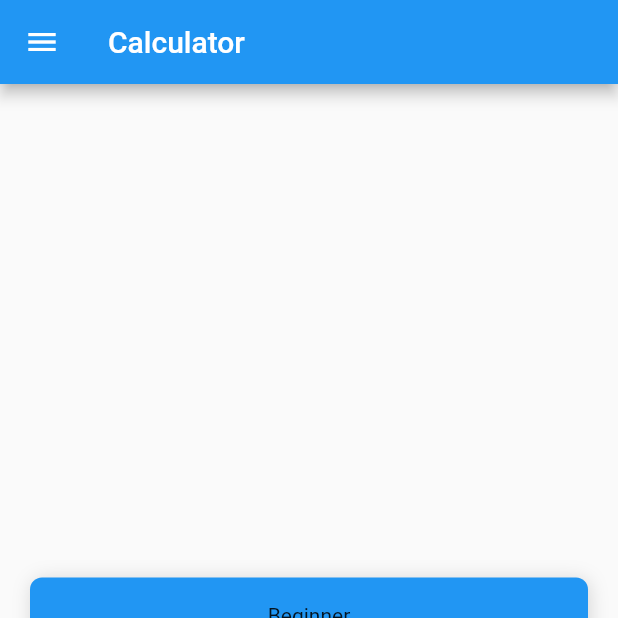
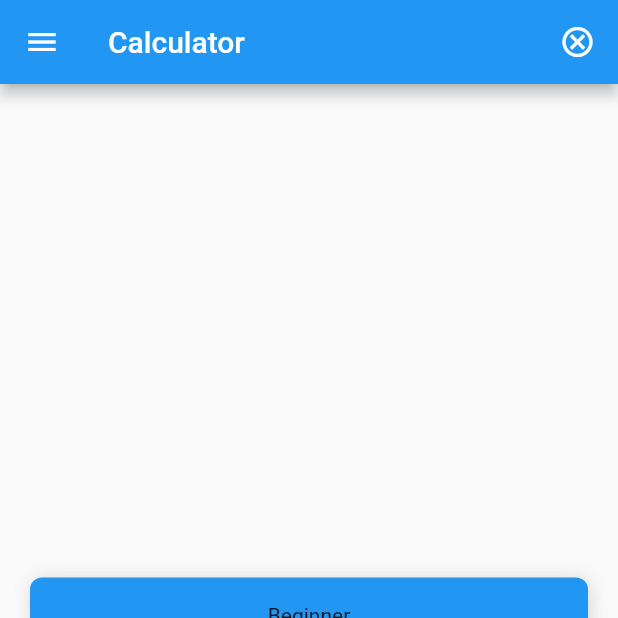
Before and after one commit to AhadShamim009/2nd_Sessional, a Flutter app: the screen it shows after launch, on a phone screen of 412 x 824 dp, the top half of it. Run offline on Flutter 3.47's test engine with Material 2 defaults, Android fonts, the phone set to English and light mode, and no system bars; our stand-ins replace petitparser, shared_preferences.

Commit message:
Commit 7 : Exit on All Screens

```diff
--- a/lib/home.dart
+++ b/lib/home.dart
@@ -1,5 +1,6 @@
 import 'package:flutter/cupertino.dart';
 import 'package:flutter/material.dart';
+import 'package:flutter/services.dart';
 import 'package:s2_calculator/beginner.dart';
 import 'package:s2_calculator/contactus.dart';
 
@@ -19,9 +20,21 @@ class _HomeState extends State<Home> {
   @override
   Widget build(BuildContext context) {
     return MaterialApp(
+      debugShowCheckedModeBanner: false,
       home: Scaffold(
         appBar: AppBar(
           title: Text("Calculator"),
+          actions: [
+            InkWell(
+                onTap: () {
+                  SystemChannels.platform
+                      .invokeMethod('SystemNavigator.pop');
+                },
+                child: Icon(Icons.cancel_outlined)),
+            SizedBox(
+              width: 15,
+            ),
+          ],
         ),
         drawer: Container(
           width: MediaQuery.of(context).size.width * 0.6,
```
Also changed, not shown: lib/beginner.dart (+9 -0 lines), lib/contactus.dart (+12 -2 lines), lib/expert.dart (+9 -0 lines), lib/history.dart (+13 -0 lines).
